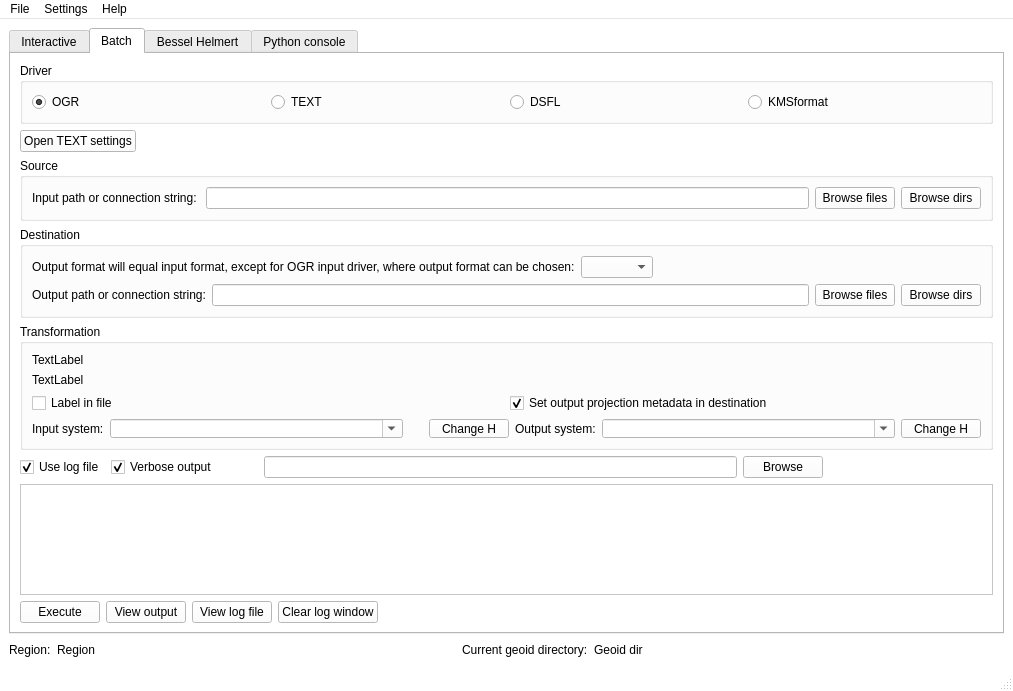
This is UI/GSTtrans.ui in MartinHvidberg/kmstrans_fra_SDFE_SEQ200131 as Qt 5 draws it before an edit. The edited form follows.
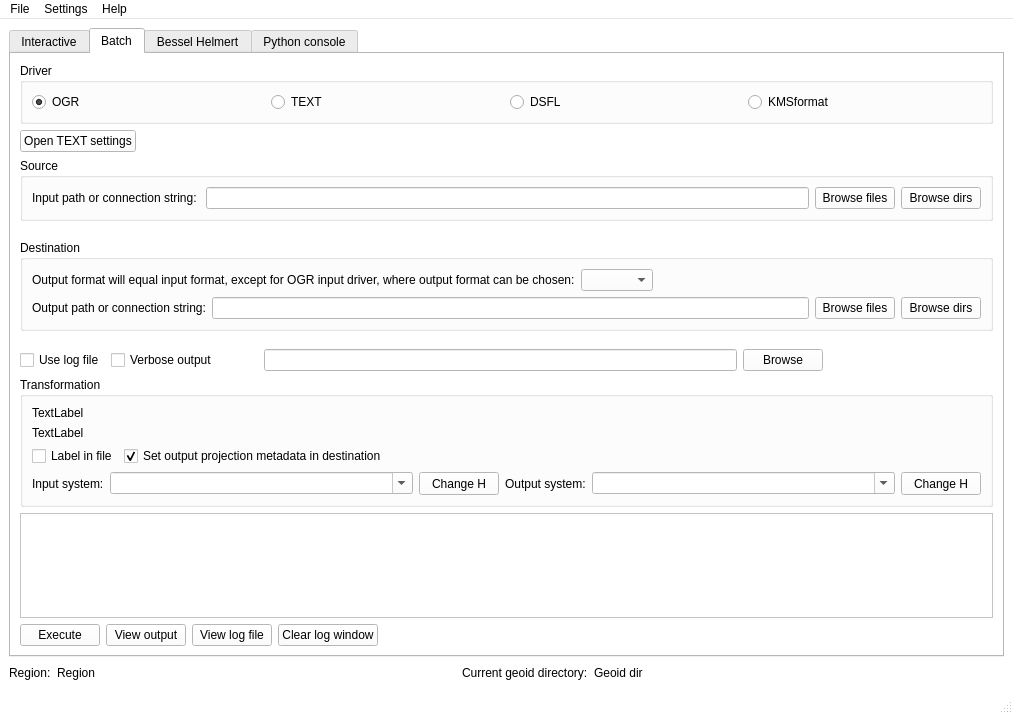
This is the edited form. The open tabs and pages were chosen to show the change. Icons and pictures are not drawn. Custom widgets are drawn as their Qt base class.

Patch:
```diff
--- a/UI/GSTtrans.ui
+++ b/UI/GSTtrans.ui
@@ -8,7 +8,7 @@
     <x>0</x>
     <y>0</y>
     <width>1013</width>
-    <height>691</height>
+    <height>714</height>
    </rect>
   </property>
   <property name="sizePolicy">
@@ -1152,6 +1152,19 @@
           </layout>
          </widget>
         </item>
+        <item>
+         <spacer name="verticalSpacer_10">
+          <property name="orientation">
+           <enum>Qt::Vertical</enum>
+          </property>
+          <property name="sizeHint" stdset="0">
+           <size>
+            <width>20</width>
+            <height>40</height>
+           </size>
+          </property>
+         </spacer>
+        </item>
         <item>
          <widget class="QGroupBox" name="groupBox_4">
           <property name="title">
@@ -1216,6 +1229,98 @@
           </layout>
          </widget>
         </item>
+        <item>
+         <spacer name="verticalSpacer_4">
+          <property name="orientation">
+           <enum>Qt::Vertical</enum>
+          </property>
+          <property name="sizeHint" stdset="0">
+           <size>
+            <width>20</width>
+            <height>40</height>
+           </size>
+          </property>
+         </spacer>
+        </item>
+        <item>
+         <layout class="QHBoxLayout" name="horizontalLayout_11">
+          <item>
+           <widget class="QCheckBox" name="chb_f2f_use_log">
+            <property name="whatsThis">
+             <string>Use a log file to log errors and other output from TrLib.</string>
+            </property>
+            <property name="text">
+             <string>Use log file</string>
+            </property>
+            <property name="checked">
+             <bool>false</bool>
+            </property>
+            <property name="tristate">
+             <bool>false</bool>
+            </property>
+           </widget>
+          </item>
+          <item>
+           <widget class="QCheckBox" name="chb_f2f_verbose">
+            <property name="whatsThis">
+             <string>Turn on extra verbosity in logging.</string>
+            </property>
+            <property name="text">
+             <string>Verbose output</string>
+            </property>
+            <property name="checked">
+             <bool>false</bool>
+            </property>
+           </widget>
+          </item>
+          <item>
+           <spacer name="horizontalSpacer_7">
+            <property name="orientation">
+             <enum>Qt::Horizontal</enum>
+            </property>
+            <property name="sizeType">
+             <enum>QSizePolicy::Fixed</enum>
+            </property>
+            <property name="sizeHint" stdset="0">
+             <size>
+              <width>40</width>
+              <height>20</height>
+             </size>
+            </property>
+           </spacer>
+          </item>
+          <item>
+           <widget class="QLineEdit" name="txt_f2f_log_name">
+            <property name="enabled">
+             <bool>false</bool>
+            </property>
+           </widget>
+          </item>
+          <item>
+           <widget class="QPushButton" name="bt_f2f_browse_log">
+            <property name="text">
+             <string>Browse</string>
+            </property>
+           </widget>
+          </item>
+          <item>
+           <spacer name="horizontalSpacer_6">
+            <property name="orientation">
+             <enum>Qt::Horizontal</enum>
+            </property>
+            <property name="sizeType">
+             <enum>QSizePolicy::Fixed</enum>
+            </property>
+            <property name="sizeHint" stdset="0">
+             <size>
+              <width>170</width>
+              <height>20</height>
+             </size>
+            </property>
+           </spacer>
+          </item>
+         </layout>
+        </item>
         <item>
          <widget class="QGroupBox" name="groupBox_2">
           <property name="sizePolicy">
@@ -1224,12 +1329,6 @@
             <verstretch>0</verstretch>
            </sizepolicy>
           </property>
-          <property name="minimumSize">
-           <size>
-            <width>0</width>
-            <height>98</height>
-           </size>
-          </property>
           <property name="title">
            <string>Transformation</string>
           </property>
@@ -1273,8 +1372,34 @@
                </property>
               </widget>
              </item>
+             <item>
+              <spacer name="horizontalSpacer_10">
+               <property name="orientation">
+                <enum>Qt::Horizontal</enum>
+               </property>
+               <property name="sizeHint" stdset="0">
+                <size>
+                 <width>40</width>
+                 <height>20</height>
+                </size>
+               </property>
+              </spacer>
+             </item>
             </layout>
            </item>
+           <item>
+            <spacer name="verticalSpacer_5">
+             <property name="orientation">
+              <enum>Qt::Vertical</enum>
+             </property>
+             <property name="sizeHint" stdset="0">
+              <size>
+               <width>20</width>
+               <height>20</height>
+              </size>
+             </property>
+            </spacer>
+           </item>
            <item>
             <layout class="QHBoxLayout" name="horizontalLayout_8">
              <item>
@@ -1287,11 +1412,20 @@
              <item>
               <widget class="QComboBox" name="cb_f2f_input_system">
                <property name="sizePolicy">
-                <sizepolicy hsizetype="MinimumExpanding" vsizetype="Fixed">
+                <sizepolicy hsizetype="Expanding" vsizetype="Fixed">
                  <horstretch>0</horstretch>
                  <verstretch>0</verstretch>
                 </sizepolicy>
                </property>
+               <property name="minimumSize">
+                <size>
+                 <width>0</width>
+                 <height>20</height>
+                </size>
+               </property>
+               <property name="toolTip">
+                <string>Specify input system</string>
+               </property>
                <property name="editable">
                 <bool>true</bool>
                </property>
@@ -1300,19 +1434,6 @@
                </property>
               </widget>
              </item>
-             <item>
-              <spacer name="verticalSpacer_4">
-               <property name="orientation">
-                <enum>Qt::Vertical</enum>
-               </property>
-               <property name="sizeHint" stdset="0">
-                <size>
-                 <width>20</width>
-                 <height>40</height>
-                </size>
-               </property>
-              </spacer>
-             </item>
              <item>
               <widget class="QPushButton" name="bt_f2f_change_h_in">
                <property name="sizePolicy">
@@ -1321,6 +1442,12 @@
                  <verstretch>0</verstretch>
                 </sizepolicy>
                </property>
+               <property name="minimumSize">
+                <size>
+                 <width>0</width>
+                 <height>23</height>
+                </size>
+               </property>
                <property name="text">
                 <string>Change H</string>
                </property>
@@ -1336,11 +1463,20 @@
              <item>
               <widget class="QComboBox" name="cb_f2f_output_system">
                <property name="sizePolicy">
-                <sizepolicy hsizetype="MinimumExpanding" vsizetype="Fixed">
+                <sizepolicy hsizetype="Expanding" vsizetype="Fixed">
                  <horstretch>0</horstretch>
                  <verstretch>0</verstretch>
                 </sizepolicy>
                </property>
+               <property name="minimumSize">
+                <size>
+                 <width>0</width>
+                 <height>20</height>
+                </size>
+               </property>
+               <property name="toolTip">
+                <string>Specify putput system</string>
+               </property>
                <property name="editable">
                 <bool>true</bool>
                </property>
@@ -1357,6 +1493,12 @@
                  <verstretch>0</verstretch>
                 </sizepolicy>
                </property>
+               <property name="minimumSize">
+                <size>
+                 <width>0</width>
+                 <height>23</height>
+                </size>
+               </property>
                <property name="text">
                 <string>Change H</string>
                </property>
@@ -1368,84 +1510,22 @@
          </widget>
         </item>
         <item>
-         <layout class="QHBoxLayout" name="horizontalLayout_11">
-          <item>
-           <widget class="QCheckBox" name="chb_f2f_use_log">
-            <property name="whatsThis">
-             <string>Use a log file to log errors and other output from TrLib.</string>
-            </property>
-            <property name="text">
-             <string>Use log file</string>
-            </property>
-            <property name="checked">
-             <bool>true</bool>
-            </property>
-            <property name="tristate">
-             <bool>false</bool>
-            </property>
-           </widget>
-          </item>
-          <item>
-           <widget class="QCheckBox" name="chb_f2f_verbose">
-            <property name="whatsThis">
-             <string>Turn on extra verbosity in logging.</string>
-            </property>
-            <property name="text">
-             <string>Verbose output</string>
-            </property>
-            <property name="checked">
-             <bool>true</bool>
-            </property>
-           </widget>
-          </item>
-          <item>
-           <spacer name="horizontalSpacer_7">
-            <property name="orientation">
-             <enum>Qt::Horizontal</enum>
-            </property>
-            <property name="sizeType">
-             <enum>QSizePolicy::Fixed</enum>
-            </property>
-            <property name="sizeHint" stdset="0">
-             <size>
-              <width>40</width>
-              <height>20</height>
-             </size>
-            </property>
-           </spacer>
-          </item>
-          <item>
-           <widget class="QLineEdit" name="txt_f2f_log_name"/>
-          </item>
-          <item>
-           <widget class="QPushButton" name="bt_f2f_browse_log">
-            <property name="text">
-             <string>Browse</string>
-            </property>
-           </widget>
-          </item>
-          <item>
-           <spacer name="horizontalSpacer_6">
-            <property name="orientation">
-             <enum>Qt::Horizontal</enum>
-            </property>
-            <property name="sizeType">
-             <enum>QSizePolicy::Fixed</enum>
-            </property>
-            <property name="sizeHint" stdset="0">
-             <size>
-              <width>170</width>
-              <height>20</height>
-             </size>
-            </property>
-           </spacer>
-          </item>
-         </layout>
+         <spacer name="verticalSpacer_2">
+          <property name="orientation">
+           <enum>Qt::Vertical</enum>
+          </property>
+          <property name="sizeHint" stdset="0">
+           <size>
+            <width>20</width>
+            <height>20</height>
+           </size>
+          </property>
+         </spacer>
         </item>
         <item>
          <widget class="QTextEdit" name="txt_f2f_log">
           <property name="sizePolicy">
-           <sizepolicy hsizetype="Expanding" vsizetype="Maximum">
+           <sizepolicy hsizetype="Expanding" vsizetype="Expanding">
             <horstretch>0</horstretch>
             <verstretch>0</verstretch>
            </sizepolicy>
@@ -1459,7 +1539,7 @@
           <property name="font">
            <font>
             <family>Courier</family>
-            <pointsize>8</pointsize>
+            <pointsize>9</pointsize>
            </font>
           </property>
           <property name="whatsThis">
@@ -1985,7 +2065,7 @@
         </item>
        </layout>
       </widget>
-      <widget class="QWidget" name="tab">
+      <widget class="QWidget" name="tab_python">
        <attribute name="title">
         <string>Python console</string>
        </attribute>
@@ -2014,7 +2094,14 @@
              </sizepolicy>
             </property>
             <property name="text">
-             <string>run</string>
+             <string>compile</string>
+            </property>
+           </widget>
+          </item>
+          <item>
+           <widget class="QPushButton" name="bt_python_load">
+            <property name="text">
+             <string>load script</string>
             </property>
            </widget>
           </item>
@@ -2053,16 +2140,6 @@
           </item>
          </layout>
         </item>
-        <item>
-         <widget class="QsciScintilla" name="txt_python_in">
-          <property name="toolTip">
-           <string/>
-          </property>
-          <property name="whatsThis">
-           <string/>
-          </property>
-         </widget>
-        </item>
        </layout>
       </widget>
      </widget>
@@ -2296,13 +2373,6 @@
    </property>
   </action>
  </widget>
- <customwidgets>
-  <customwidget>
-   <class>QsciScintilla</class>
-   <extends>QFrame</extends>
-   <header>Qsci/qsciscintilla.h</header>
-  </customwidget>
- </customwidgets>
  <resources/>
  <connections>
   <connection>
```
